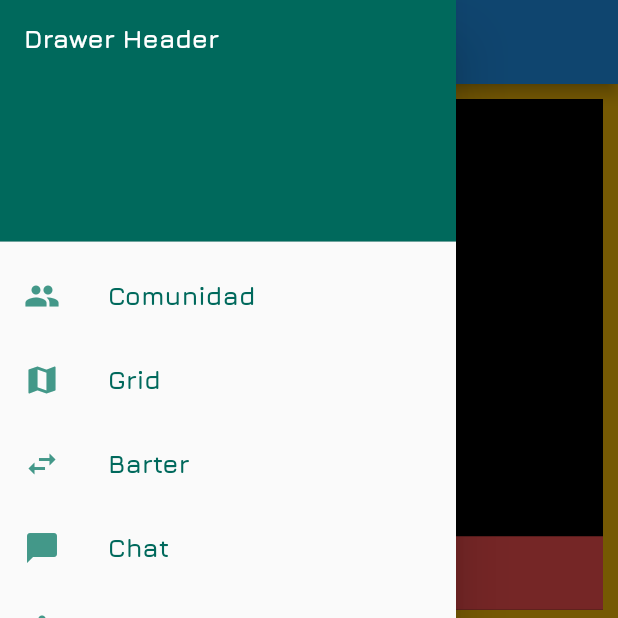
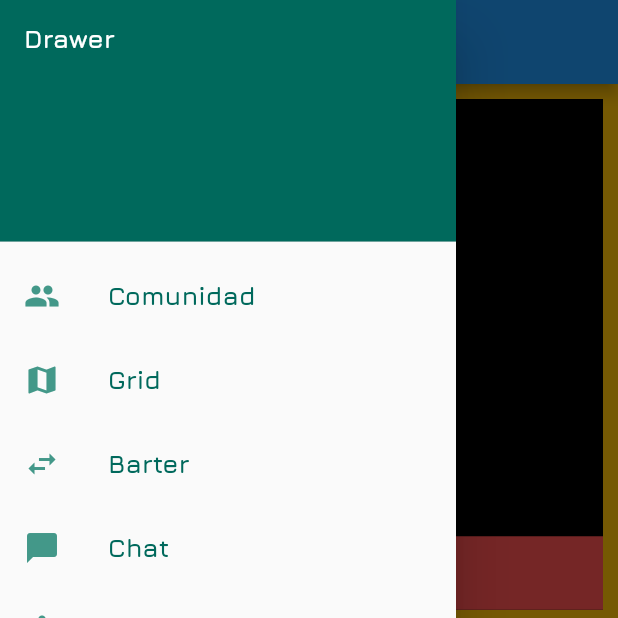
Before and after one commit to Deal-Culture/Grid-B, a Flutter app: the COMUNIDAD screen opened directly, with the side drawer open, on a phone screen of 412 x 824 dp, the top half of it. Run offline on Flutter 3.47's test engine with Material 2 defaults, Android fonts, the light colour scheme and no system bars; our stand-ins replace flutter_map, flutter_svg, latlong.

Commit message:
diseño mejorado

```diff
--- a/lib/componentes/MyDrawer.dart
+++ b/lib/componentes/MyDrawer.dart
@@ -12,7 +12,7 @@ class MyDrawer extends StatelessWidget {
             padding: EdgeInsets.zero,
             children: <Widget>[
               DrawerHeader(
-                child: Text('Drawer Header',
+                child: Text('Drawer',
                     style: TextStyle(
                         fontFamily: 'Jura', fontSize: 17, color: blanco)),
                 decoration: BoxDecoration(
```
